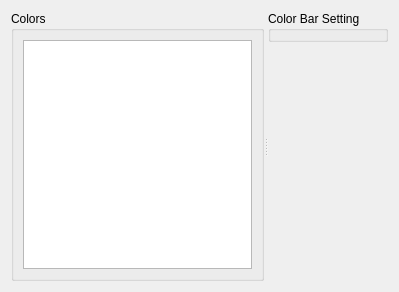
Qt form libs/guicore/scalarstocolors/colormapenumeratesettingeditwidget.ui (i-RIC/prepost-gui) before a commit.
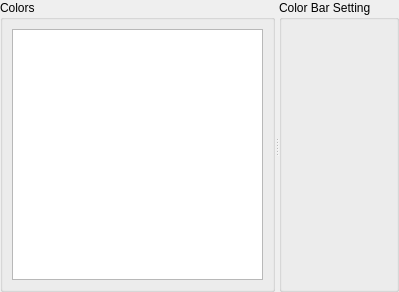
The same form after that commit. Custom widgets are drawn as their Qt base class.

Diff of the .ui file:
```diff
--- a/libs/guicore/scalarstocolors/colormapenumeratesettingeditwidget.ui
+++ b/libs/guicore/scalarstocolors/colormapenumeratesettingeditwidget.ui
@@ -14,6 +14,18 @@
    <string>Form</string>
   </property>
   <layout class="QVBoxLayout" name="verticalLayout_4">
+   <property name="leftMargin">
+    <number>0</number>
+   </property>
+   <property name="topMargin">
+    <number>0</number>
+   </property>
+   <property name="rightMargin">
+    <number>0</number>
+   </property>
+   <property name="bottomMargin">
+    <number>0</number>
+   </property>
    <item>
     <widget class="QSplitter" name="splitter">
      <property name="orientation">
@@ -50,18 +62,6 @@
           <string>Color Bar Setting</string>
          </property>
          <layout class="QVBoxLayout" name="verticalLayout_6">
-          <property name="leftMargin">
-           <number>0</number>
-          </property>
-          <property name="topMargin">
-           <number>0</number>
-          </property>
-          <property name="rightMargin">
-           <number>0</number>
-          </property>
-          <property name="bottomMargin">
-           <number>0</number>
-          </property>
           <item>
            <widget class="ColorMapEnumerateLegendSettingEditWidget" name="legendWidget" native="true">
             <property name="sizePolicy">
@@ -75,19 +75,6 @@
          </layout>
         </widget>
        </item>
-       <item>
-        <spacer name="verticalSpacer_2">
-         <property name="orientation">
-          <enum>Qt::Vertical</enum>
-         </property>
-         <property name="sizeHint" stdset="0">
-          <size>
-           <width>20</width>
-           <height>40</height>
-          </size>
-         </property>
-        </spacer>
-       </item>
       </layout>
      </widget>
     </widget>
```
